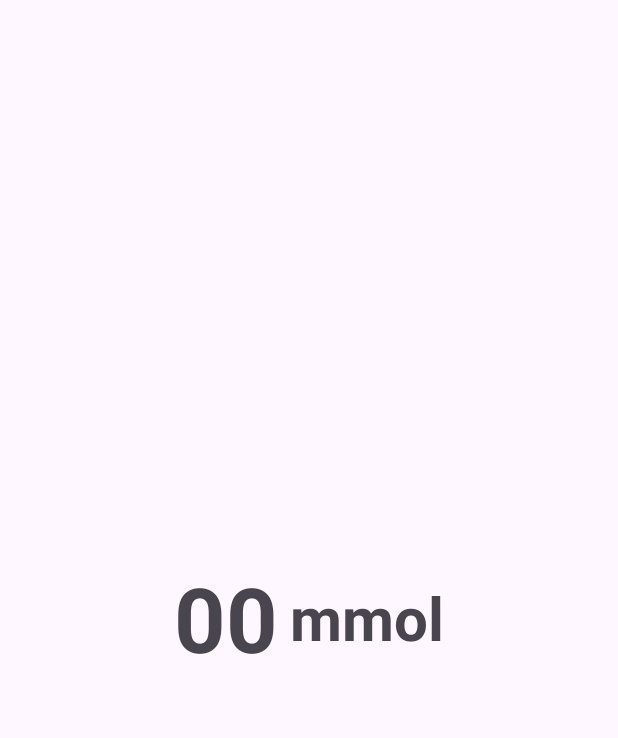
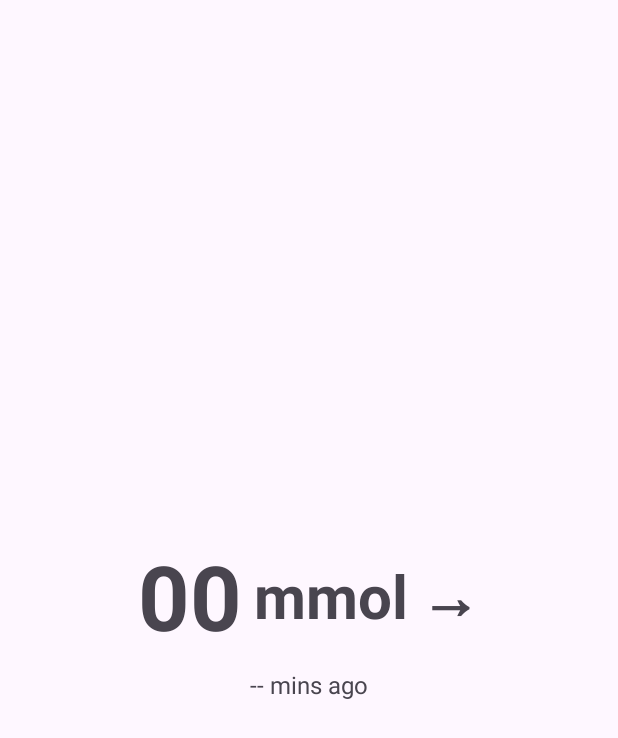
Before and after one commit to kenkit/CgmApp, an Android app: the screen it shows after launch (MainActivity), on a phone screen of 412 x 824 dp. Shown: the top 738 px of the screen. Run offline under Robolectric (Android 15) with nearby library versions, the phone set to English and light mode, and no system bars.

Commit message:
Implement persistent background CGM scanning with SQLite storage, trend arrow visualization, and boot-time service startup

```diff
--- /dev/null
+++ b/app/src/main/java/com/myuni/cgmapp/DatabaseHelper.kt
@@ -0,0 +1,35 @@
+package com.myuni.cgmapp
+
+import android.content.Context
+import android.database.sqlite.SQLiteDatabase
+import android.database.sqlite.SQLiteOpenHelper
+import android.provider.BaseColumns
+
+object GlucoseContract {
+    object GlucoseEntry : BaseColumns {
+        const val TABLE_NAME = "glucose_readings"
+        const val COLUMN_NAME_TIMESTAMP = "timestamp"
+        const val COLUMN_NAME_VALUE = "value"
+    }
+}
+
+class DatabaseHelper(context: Context) : SQLiteOpenHelper(context, DATABASE_NAME, null, DATABASE_VERSION) {
+
+    override fun onCreate(db: SQLiteDatabase) {
+        val sql_create_entries = "CREATE TABLE ${GlucoseContract.GlucoseEntry.TABLE_NAME} (" +
+                "${GlucoseContract.GlucoseEntry.COLUMN_NAME_TIMESTAMP} INTEGER PRIMARY KEY," +
+                "${GlucoseContract.GlucoseEntry.COLUMN_NAME_VALUE} FLOAT)"
+        db.execSQL(sql_create_entries)
+    }
+
+    override fun onUpgrade(db: SQLiteDatabase, oldVersion: Int, newVersion: Int) {
+        val sql_delete_entries = "DROP TABLE IF EXISTS ${GlucoseContract.GlucoseEntry.TABLE_NAME}"
+        db.execSQL(sql_delete_entries)
+        onCreate(db)
+    }
+
+    companion object {
+        const val DATABASE_VERSION = 3
+        const val DATABASE_NAME = "CgmApp.db"
+    }
+}
--- a/app/src/main/java/com/myuni/cgmapp/MainActivity.kt
+++ b/app/src/main/java/com/myuni/cgmapp/MainActivity.kt
@@ -12,6 +12,7 @@ import android.os.Build
 import android.os.Bundle
 import android.widget.TextView
 import android.widget.Toast
+import java.util.Calendar
 import androidx.activity.result.contract.ActivityResultContracts
 import androidx.appcompat.app.AppCompatActivity
 import androidx.core.app.ActivityCompat
@@ -22,12 +23,22 @@ import androidx.core.view.WindowInsetsCompat
 class MainActivity : AppCompatActivity() {
 
     private lateinit var cgmValueTextView: TextView
+    private lateinit var arrowTextView: TextView
+    private lateinit var sampleAgeTextView: TextView
 
     private val cgmReceiver = object : BroadcastReceiver() {
         override fun onReceive(context: Context?, intent: Intent?) {
-            if (intent?.action == CgmService.ACTION_CGM_UPDATE) {
-                val value = intent.getDoubleExtra(CgmService.EXTRA_CGM_VALUE, 0.0)
-                cgmValueTextView.text = value.toString()
+            when (intent?.action) {
+                CgmService.ACTION_CGM_UPDATE -> {
+                    val value = intent.getDoubleExtra(CgmService.EXTRA_CGM_VALUE, 0.0)
+                    val age = intent.getIntExtra(CgmService.EXTRA_CGM_AGE, 0)
+                    cgmValueTextView.text = value.toString()
+                    sampleAgeTextView.text = "$age mins ago"
+                }
+                CgmService.ACTION_ARROW_UPDATE -> {
+                    val arrow = intent.getStringExtra(CgmService.EXTRA_ARROW_VALUE)
+                    arrowTextView.text = arrow ?: "→"
+                }
             }
         }
     }
@@ -55,18 +66,53 @@ class MainActivity : AppCompatActivity() {
         }
 
         cgmValueTextView = findViewById(R.id.cgmvalue)
+        arrowTextView = findViewById(R.id.arrow)
+        sampleAgeTextView = findViewById(R.id.sample_age)
 
+        loadLastValueFromDb()
         checkPermissionsAndStartService()
+    }
+
+    private fun loadLastValueFromDb() {
+        val dbHelper = DatabaseHelper(this)
+        val db = dbHelper.readableDatabase
+        val projection = arrayOf(
+            GlucoseContract.GlucoseEntry.COLUMN_NAME_VALUE,
+            GlucoseContract.GlucoseEntry.COLUMN_NAME_TIMESTAMP
+        )
+        val sortOrder = "${GlucoseContract.GlucoseEntry.COLUMN_NAME_TIMESTAMP} DESC"
+        val cursor = db.query(
+            GlucoseContract.GlucoseEntry.TABLE_NAME,
+            projection,
+            null,
+            null,
+            null,
+            null,
+            sortOrder,
+            "1"
+        )
+
+        with(cursor) {
+            if (moveToNext()) {
+                val value = getDouble(getColumnIndexOrThrow(GlucoseContract.GlucoseEntry.COLUMN_NAME_VALUE))
+                val timestamp = getLong(getColumnIndexOrThrow(GlucoseContract.GlucoseEntry.COLUMN_NAME_TIMESTAMP))
+                val currentTime = Calendar.getInstance().timeInMillis
+                val ageInMinutes = (currentTime - timestamp) / (60 * 1000)
+
+                cgmValueTextView.text = value.toString()
+                sampleAgeTextView.text = "$ageInMinutes mins ago"
+            }
+            close()
+        }
     }
 
     override fun onResume() {
         super.onResume()
-        val filter = IntentFilter(CgmService.ACTION_CGM_UPDATE)
-        if (Build.VERSION.SDK_INT >= Build.VERSION_CODES.TIRAMISU) {
-            registerReceiver(cgmReceiver, filter, Context.RECEIVER_NOT_EXPORTED)
-        } else {
-            registerReceiver(cgmReceiver, filter)
+        val filter = IntentFilter().apply {
+            addAction(CgmService.ACTION_CGM_UPDATE)
+            addAction(CgmService.ACTION_ARROW_UPDATE)
         }
+        ContextCompat.registerReceiver(this, cgmReceiver, filter, ContextCompat.RECEIVER_NOT_EXPORTED)
     }
 
     override fun onPause() {
--- a/app/src/main/res/layout/activity_main.xml
+++ b/app/src/main/res/layout/activity_main.xml
@@ -9,8 +9,14 @@
     <LinearLayout
         android:layout_width="match_parent"
         android:layout_height="match_parent"
+        android:orientation="vertical"
+        android:gravity="center">
+
+        <LinearLayout
+            android:layout_width="wrap_content"
+            android:layout_height="wrap_content"
             android:orientation="horizontal"
-        android:gravity="center">
+            android:gravity="center_vertical">
 
             <TextView
                 android:id="@+id/cgmvalue"
@@ -27,7 +33,25 @@
                 android:text="mmol"
                 android:textStyle="bold"
                 android:textSize="40sp"
-            android:layout_marginStart="8dp"/> <!-- Add margin for spacing -->
+                android:layout_marginStart="8dp"/>
+
+            <TextView
+                android:id="@+id/arrow"
+                android:layout_width="wrap_content"
+                android:layout_height="wrap_content"
+                android:text="→"
+                android:textStyle="bold"
+                android:textSize="40sp"
+                android:layout_marginStart="8dp"/>
+        </LinearLayout>
+
+        <TextView
+            android:id="@+id/sample_age"
+            android:layout_width="wrap_content"
+            android:layout_height="wrap_content"
+            android:text="-- mins ago"
+            android:textSize="16sp"
+            android:layout_marginTop="8dp"/>
 
     </LinearLayout>
 </RelativeLayout>
--- a/gradle.properties
+++ b/gradle.properties
@@ -21,3 +21,5 @@ kotlin.code.style=official
 # resources declared in the library itself and none from the library's dependencies,
 # thereby reducing the size of the R class for that library
 android.nonTransitiveRClass=true
+# Force Gradle to use a specific JDK (use your JDK 11 path)
+org.gradle.java.home=D\:\\Program Files\\Android\\Android Studio\\jbr\\
```
Also changed, not shown: app/src/main/AndroidManifest.xml (+10 -0 lines), app/src/main/java/com/myuni/cgmapp/BootReceiver.kt (added, +19 -0 lines), app/src/main/java/com/myuni/cgmapp/CgmService.kt (+71 -4 lines). Lines whose indentation alone changed are shown as unchanged.
